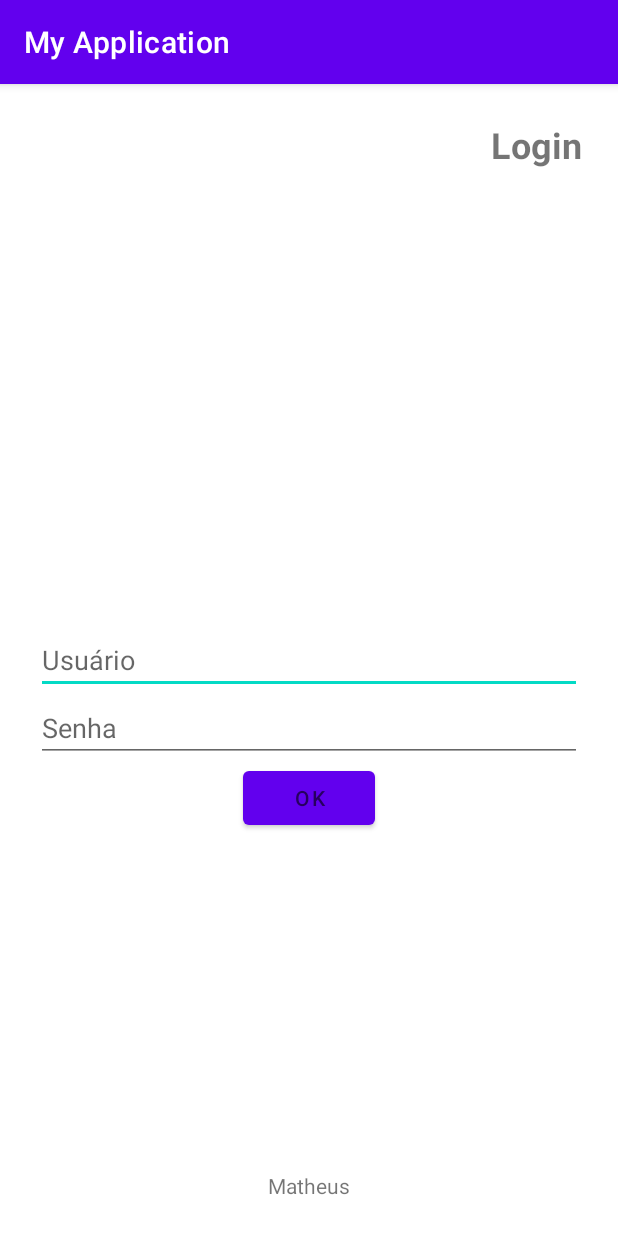
After one commit to MathCoimbra/study-kotlin, an Android app: the LoginRelativeActivity screen opened directly, with no data from a screen before it, on a phone screen of 412 x 824 dp. The commit adds this screen. Run offline under Robolectric (Android 15) with nearby library versions, the phone set to English and light mode, and no system bars.

Commit message:
add relative login screen and button

```diff
--- a/src/main/AndroidManifest.xml
+++ b/src/main/AndroidManifest.xml
@@ -13,6 +13,9 @@
             android:supportsRtl="true"
             android:theme="@style/Theme.MyApplication"
             tools:targetApi="31">
+        <activity
+                android:name=".LoginRelativeActivity"
+                android:exported="false" />
         <activity
                 android:name=".TableActivity"
                 android:exported="false" />
--- /dev/null
+++ b/src/main/java/com/example/myapplication/LoginRelativeActivity.kt
@@ -0,0 +1,11 @@
+package com.example.myapplication
+
+import androidx.appcompat.app.AppCompatActivity
+import android.os.Bundle
+
+class LoginRelativeActivity : AppCompatActivity() {
+    override fun onCreate(savedInstanceState: Bundle?) {
+        super.onCreate(savedInstanceState)
+        setContentView(R.layout.activity_login_relative)
+    }
+}
--- a/src/main/java/com/example/myapplication/MainActivity.kt
+++ b/src/main/java/com/example/myapplication/MainActivity.kt
@@ -33,6 +33,7 @@ class MainActivity : AppCompatActivity() {
         val btnOpenOtherActivity = findViewById<Button>(R.id.btn_open_nxt_atv)
         val btnOpenLoginActivity = findViewById<Button>(R.id.btn_open_login_atv)
         val btnOpenTableActivity = findViewById<Button>(R.id.btn_open_table_atv)
+        val btnOpenLoginRelativeActivity = findViewById<Button>(R.id.btn_open_login_relative_atv)
 
         /* chamada implícita de uma Activity */
         btnOpenWebsite.setOnClickListener{
--- /dev/null
+++ b/src/main/res/layout/activity_login_relative.xml
@@ -0,0 +1,51 @@
+<?xml version="1.0" encoding="utf-8"?>
+<RelativeLayout xmlns:android="http://schemas.android.com/apk/res/android"
+        xmlns:tools="http://schemas.android.com/tools"
+        xmlns:app="http://schemas.android.com/apk/res-auto"
+        android:layout_width="match_parent"
+        android:layout_height="match_parent"
+        android:padding="24dp"
+        tools:context=".LoginRelativeActivity">
+
+        <TextView
+                android:layout_width="wrap_content"
+                android:layout_height="wrap_content"
+                android:text="Login"
+                android:textSize="24sp"
+                android:textStyle="bold"
+                android:layout_alignParentEnd="true"
+                />
+
+        <EditText
+                android:id="@+id/edt_usuario"
+                android:layout_width="match_parent"
+                android:layout_height="wrap_content"
+                android:hint="Usuário"
+                android:layout_centerVertical="true"
+                />
+
+        <EditText
+                android:id="@+id/edt_senha"
+                android:layout_width="match_parent"
+                android:layout_height="wrap_content"
+                android:hint="Senha"
+                android:layout_below="@id/edt_usuario"
+                />
+
+        <Button
+                android:layout_width="wrap_content"
+                android:layout_height="wrap_content"
+                android:hint="OK"
+                android:layout_below="@id/edt_senha"
+                android:layout_centerHorizontal="true"
+                />
+
+        <TextView
+                android:layout_width="wrap_content"
+                android:layout_height="wrap_content"
+                android:text="Matheus"
+                android:layout_alignParentBottom="true"
+                android:layout_centerHorizontal="true"
+                />
+
+</RelativeLayout>
--- a/src/main/res/layout/activity_main.xml
+++ b/src/main/res/layout/activity_main.xml
@@ -78,4 +78,14 @@
             android:layout_marginEnd="16dp"
             />
 
+    <Button
+            android:id="@+id/btn_open_login_relative_atv"
+            android:layout_width="match_parent"
+            android:layout_height="wrap_content"
+            android:text="Login Relative"
+            android:layout_marginTop="16dp"
+            android:layout_marginStart="16dp"
+            android:layout_marginEnd="16dp"
+            />
+
 </LinearLayout>
```
